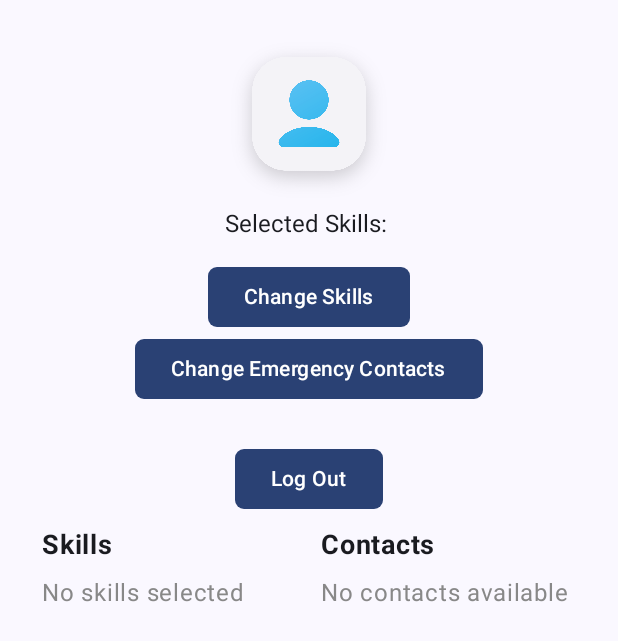
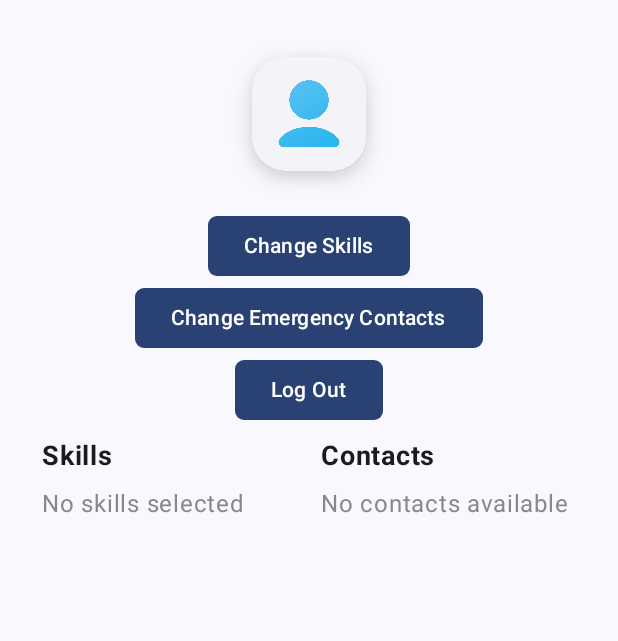
Before and after one commit to sofmlopes/Project-CM, an Android app built with Jetpack Compose: the composable Authentication shown on its own in the app's theme, on a phone screen of 412 x 824 dp. Shown: the top 641 px of the screen. Run offline under Robolectric (Android 15) with nearby library versions, the phone set to English and light mode, and no system bars; our stand-ins replace Firebase (no records; nobody signed in at launch, a user with empty details on screens opened directly).

Commit message:
Change appearence of the authentication

```diff
--- a/app/src/main/java/com/example/walkingundead/navigation/NavGraph.kt
+++ b/app/src/main/java/com/example/walkingundead/navigation/NavGraph.kt
@@ -25,7 +25,10 @@ fun NavGraph(navController: NavHostController, currentLocation: LatLng?) {
     )
     {
         composable(route = Screens.Skills.route) {
-            SkillsPickerScreen()
+            SkillsPickerScreen(
+                onSelected = {
+                    navController.navigate(Screens.Authentication.route)
+                } )
         }
 
         // Define the Menu composable route with arguments in the navigation graph
--- a/app/src/main/java/com/example/walkingundead/screens/Authentication.kt
+++ b/app/src/main/java/com/example/walkingundead/screens/Authentication.kt
@@ -1,9 +1,19 @@
 package com.example.walkingundead.screens
 
-import android.util.Log
 import androidx.compose.foundation.Image
 import androidx.compose.foundation.background
-import androidx.compose.foundation.layout.*
+import androidx.compose.foundation.layout.Arrangement
+import androidx.compose.foundation.layout.Box
+import androidx.compose.foundation.layout.Column
+import androidx.compose.foundation.layout.Row
+import androidx.compose.foundation.layout.Spacer
+import androidx.compose.foundation.layout.fillMaxHeight
+import androidx.compose.foundation.layout.fillMaxSize
+import androidx.compose.foundation.layout.fillMaxWidth
+import androidx.compose.foundation.layout.height
+import androidx.compose.foundation.layout.padding
+import androidx.compose.foundation.layout.size
+import androidx.compose.foundation.layout.width
 import androidx.compose.foundation.shape.RoundedCornerShape
 import androidx.compose.foundation.text.KeyboardOptions
 import androidx.compose.material.icons.Icons
@@ -17,7 +27,6 @@ import androidx.compose.material3.TextField
 import androidx.compose.runtime.Composable
 import androidx.compose.runtime.LaunchedEffect
 import androidx.compose.runtime.getValue
-import androidx.compose.runtime.mutableStateListOf
 import androidx.compose.runtime.mutableStateOf
 import androidx.compose.runtime.remember
 import androidx.compose.runtime.rememberCoroutineScope
@@ -27,31 +36,22 @@ import androidx.compose.ui.Modifier
 import androidx.compose.ui.draw.clip
 import androidx.compose.ui.graphics.Color
 import androidx.compose.ui.layout.ContentScale
-import androidx.compose.ui.layout.VerticalAlignmentLine
 import androidx.compose.ui.res.painterResource
 import androidx.compose.ui.text.TextStyle
-import androidx.compose.ui.text.font.FontFamily
 import androidx.compose.ui.text.font.FontWeight
 import androidx.compose.ui.text.input.KeyboardType
 import androidx.compose.ui.text.input.PasswordVisualTransformation
 import androidx.compose.ui.text.input.VisualTransformation
-import androidx.compose.ui.text.style.TextAlign
 import androidx.compose.ui.unit.dp
 import androidx.compose.ui.unit.sp
 import androidx.compose.ui.window.Dialog
 import com.example.walkingundead.R
 import com.example.walkingundead.models.Contact
-import com.example.walkingundead.models.MedicineEntry
 import com.example.walkingundead.models.Skill
 import com.example.walkingundead.navigation.Screens
 import com.example.walkingundead.provider.RepositoryProvider
 import com.example.walkingundead.utilities.ContactItem
 import com.example.walkingundead.utilities.WalkingUndeadLogo
-import com.google.firebase.Firebase
-import com.google.firebase.auth.auth
-import com.google.maps.android.compose.GoogleMap
-import com.google.maps.android.compose.Marker
-import com.google.maps.android.compose.MarkerState
 import kotlinx.coroutines.launch
 
 @Composable
@@ -106,35 +106,22 @@ fun Authentication() {
                         contentScale = ContentScale.Crop
                     )
 
-                    val robotoFamily = FontFamily.Default
-
                     Text(
                         authRepository.getEmail(),
                         style = TextStyle(
-                            fontFamily = robotoFamily, // Example font family (you can use custom fonts)
-                            fontWeight = FontWeight.Bold,  // Bold text
-                            fontSize = 20.sp,              // Font size
-                            letterSpacing = 1.5.sp,        // Letter spacing (spacing between characters)
-                            color = Color.Black           // Text color
+                            fontWeight = FontWeight.Bold,
+                            fontSize = 20.sp,
+                            letterSpacing = 1.5.sp,
+                            color = Color.Black
                         )
                     )
-
                 }
-
-                // Display selected skills
-                Text(
-                    text = "Selected Skills: ${selectedSkillsList.joinToString(", ") { it.name ?: "Unnamed" }}",
-                    style = TextStyle(fontSize = 16.sp)
-                )
-
-                Spacer(Modifier.height(15.dp))
 
                 // Button to open the skill picker screen
                 Button(
                     shape = RoundedCornerShape(6.dp),
                     onClick = {
                         // Logic to navigate to SkillsPickerScreen if necessary
-                        // In case you're not navigating, you can make it a modal dialog or inline screen
                         navController.navigate(Screens.Skills.route)
                     }
                 ) {
@@ -150,8 +137,6 @@ fun Authentication() {
                 ) {
                     Text("Change Emergency Contacts")
                 }
-
-                Spacer(Modifier.height(25.dp))
 
                 Button(
                     shape = RoundedCornerShape(6.dp),
@@ -253,7 +238,7 @@ fun Authentication() {
                                 try {
                                     authRepository.register(email, password)
                                     database.addNewProfileEntry(
-                                        name = "nsei",
+                                        name = "",
                                         email = email,
                                         skills = mutableListOf()
                                     )
@@ -384,6 +369,7 @@ fun Authentication() {
                                 authRepository.getEmail(),
                                 Contact(name = newContactName, number = newContactNumber),
                             )
+                            isContactPopupVisible = false
                         }) {
                             Text("Add Contact")
                         }
```
Also changed, not shown: app/src/main/java/com/example/walkingundead/screens/Skills.kt (+4 -3 lines).
